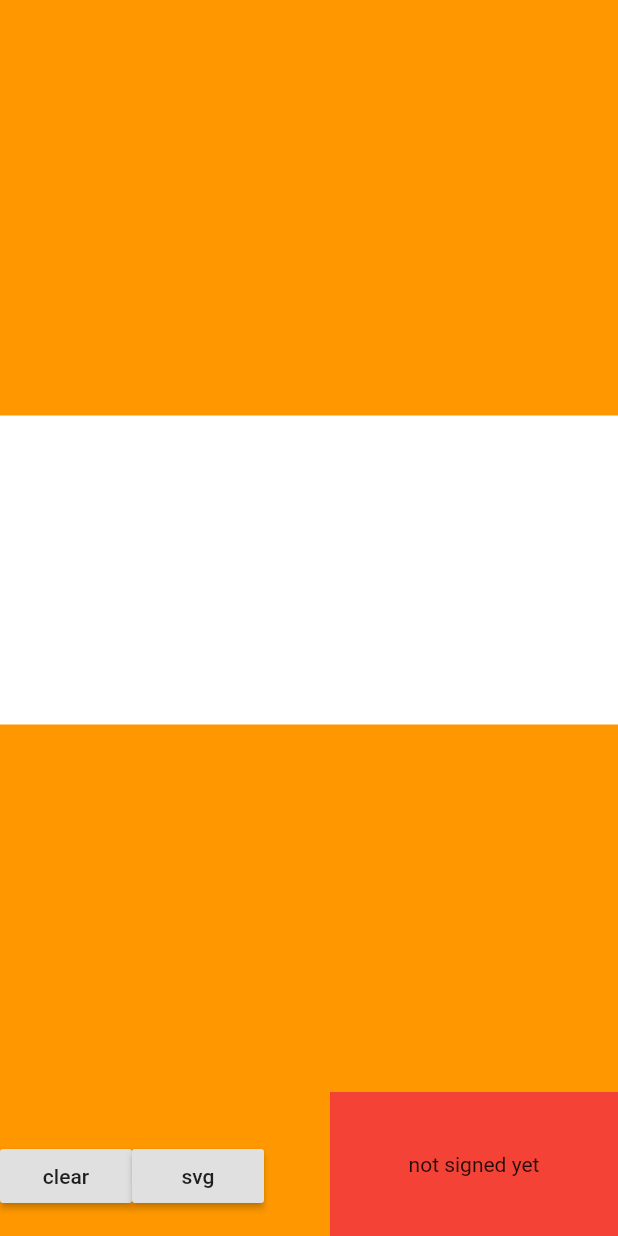
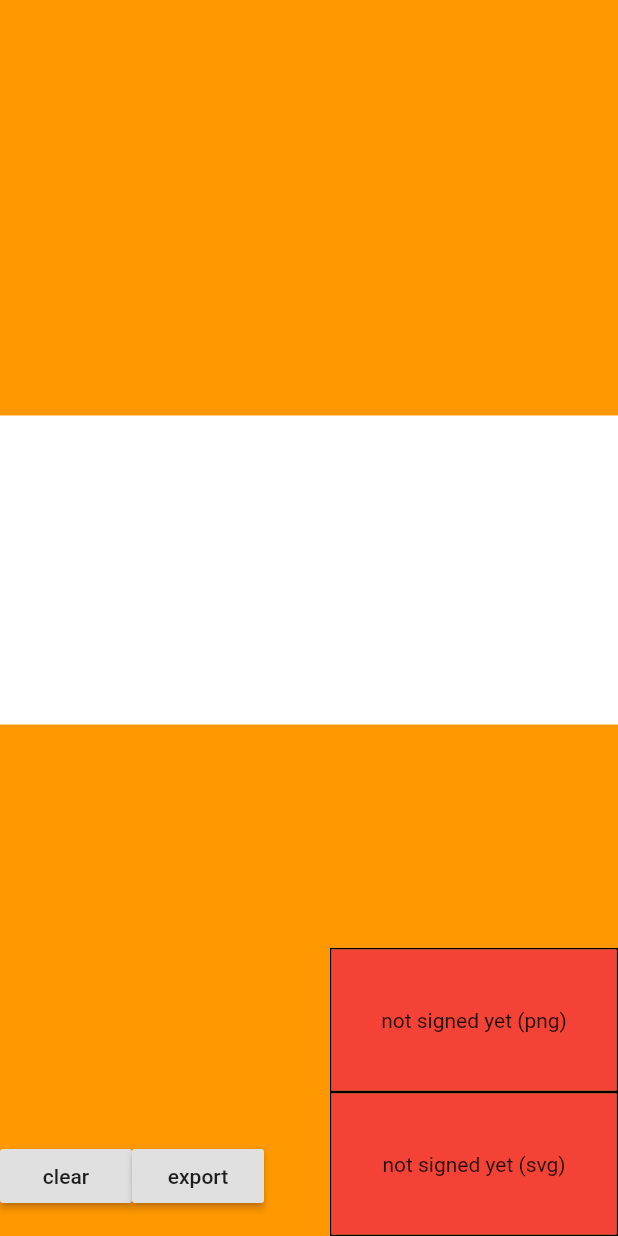
Before and after one commit to RomanBase/hand_signature, a Flutter app: the screen it shows after launch, on a phone screen of 412 x 824 dp. Run offline on Flutter 3.47's test engine with Material 2 defaults, Android fonts, the phone set to English and light mode, and no system bars; our stand-ins replace flutter_svg.

Commit message:
export fix

```diff
--- a/example/lib/main.dart
+++ b/example/lib/main.dart
@@ -1,3 +1,5 @@
+import 'dart:typed_data';
+
 import 'package:flutter/material.dart';
 import 'package:hand_signature/signature.dart';
 
@@ -10,6 +12,8 @@ HandSignatureControl control = new HandSignatureControl(
 );
 
 ValueNotifier<String> svg = ValueNotifier<String>(null);
+
+ValueNotifier<ByteData> rawImage = ValueNotifier<ByteData>(null);
 
 class MyApp extends StatelessWidget {
   // This widget is the root of your application.
@@ -61,15 +65,19 @@ class MyApp extends StatelessWidget {
                         child: Text('clear'),
                       ),
                       RaisedButton(
-                        onPressed: () {
-                          final data = control.toSvg(
+                        onPressed: () async {
+                          svg.value = control.toSvg(
                             color: Colors.blueGrey,
                             size: 2.0,
                             maxSize: 15.0,
+                            type: SignatureDrawType.arc,
                           );
-                          svg.value = data;
+
+                          rawImage.value = await control.toImage(
+                            color: Colors.blueAccent,
+                          );
                         },
-                        child: Text('svg'),
+                        child: Text('export'),
                       ),
                     ],
                   ),
@@ -80,25 +88,12 @@ class MyApp extends StatelessWidget {
               ),
               Align(
                 alignment: Alignment.bottomRight,
-                child: SizedBox(
-                  width: 192.0,
-                  height: 96.0,
-                  child: ValueListenableBuilder<String>(
-                    valueListenable: svg,
-                    builder: (context, data, child) {
-                      return HandSignatureView.svg(
-                        data: data,
-                        strokeWidth: (width) => width * 0.5,
-                        padding: EdgeInsets.all(16.0),
-                        placeholder: Container(
-                          color: Colors.red,
-                          child: Center(
-                            child: Text('not signed yet'),
-                          ),
-                        ),
-                      );
-                    },
-                  ),
+                child: Column(
+                  mainAxisSize: MainAxisSize.min,
+                  children: <Widget>[
+                    _buildImageView(),
+                    _buildSvgView(),
+                  ],
                 ),
               ),
             ],
@@ -107,4 +102,55 @@ class MyApp extends StatelessWidget {
       ),
     );
   }
+
+  Widget _buildImageView() => Container(
+        width: 192.0,
+        height: 96.0,
+        decoration: BoxDecoration(
+          border: Border.all(),
+          color: Colors.white30,
+        ),
+        child: ValueListenableBuilder<ByteData>(
+          valueListenable: rawImage,
+          builder: (context, data, child) {
+            if (data == null) {
+              return Container(
+                color: Colors.red,
+                child: Center(
+                  child: Text('not signed yet (png)'),
+                ),
+              );
+            } else {
+              return Padding(
+                padding: EdgeInsets.all(8.0),
+                child: Image.memory(data.buffer.asUint8List()),
+              );
+            }
+          },
+        ),
+      );
+
+  Widget _buildSvgView() => Container(
+        width: 192.0,
+        height: 96.0,
+        decoration: BoxDecoration(
+          border: Border.all(),
+          color: Colors.white30,
+        ),
+        child: ValueListenableBuilder<String>(
+          valueListenable: svg,
+          builder: (context, data, child) {
+            return HandSignatureView.svg(
+              data: data,
+              padding: EdgeInsets.all(8.0),
+              placeholder: Container(
+                color: Colors.red,
+                child: Center(
+                  child: Text('not signed yet (svg)'),
+                ),
+              ),
+            );
+          },
+        ),
+      );
 }
--- a/lib/src/signature_view.dart
+++ b/lib/src/signature_view.dart
@@ -84,19 +84,16 @@ class HandSignatureView extends StatelessWidget {
   @override
   Widget build(BuildContext context) {
     if (data == null) {
-      return placeholder ??
-          Container(
-            color: Theme.of(context).backgroundColor,
-          );
+      return placeholder ?? Container(color: Colors.transparent);
     }
 
     return Padding(
-      padding: padding ?? EdgeInsets.all(16.0),
+      padding: padding ?? EdgeInsets.all(8.0),
       child: FittedBox(
         fit: BoxFit.contain,
         alignment: Alignment.center,
         child: SizedBox.fromSize(
-          size: PathUtil.pathBounds(PathUtil.parseDrawable(data)).size, //TODO: use bounds from DrawableShape ?
+          size: PathUtil.getDrawableSize(data),
           child: CustomPaint(
             painter: DrawableSignaturePainter(
               drawable: data,
```
Also changed, not shown: lib/src/signature_control.dart (+4 -3 lines), lib/src/signature_painter.dart (+9 -15 lines), lib/src/utils.dart (+33 -6 lines).
